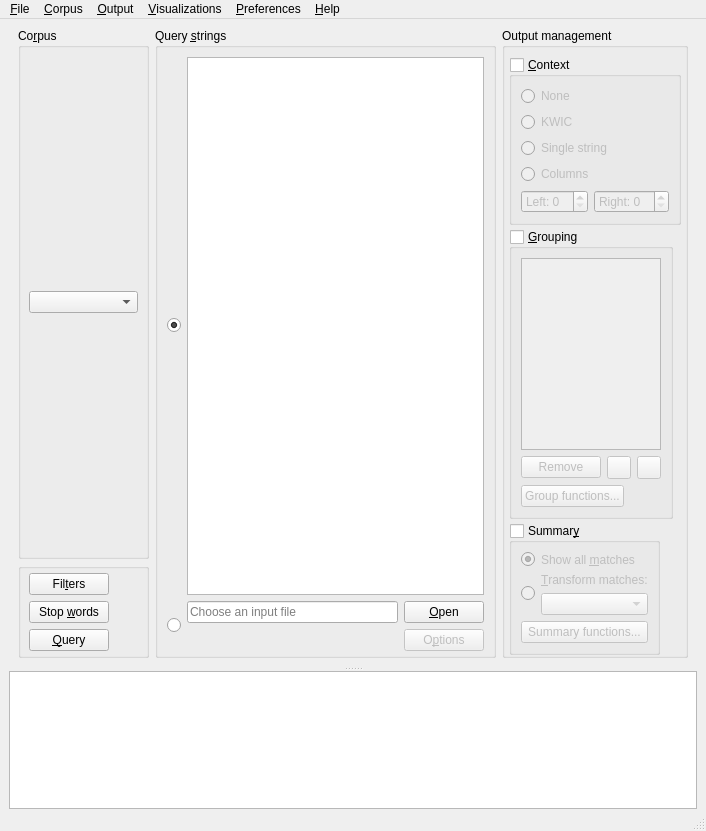
Before: the Qt Designer form coquery/gui/ui/coquery.ui in gkunter/coquery, drawn with Qt 5.
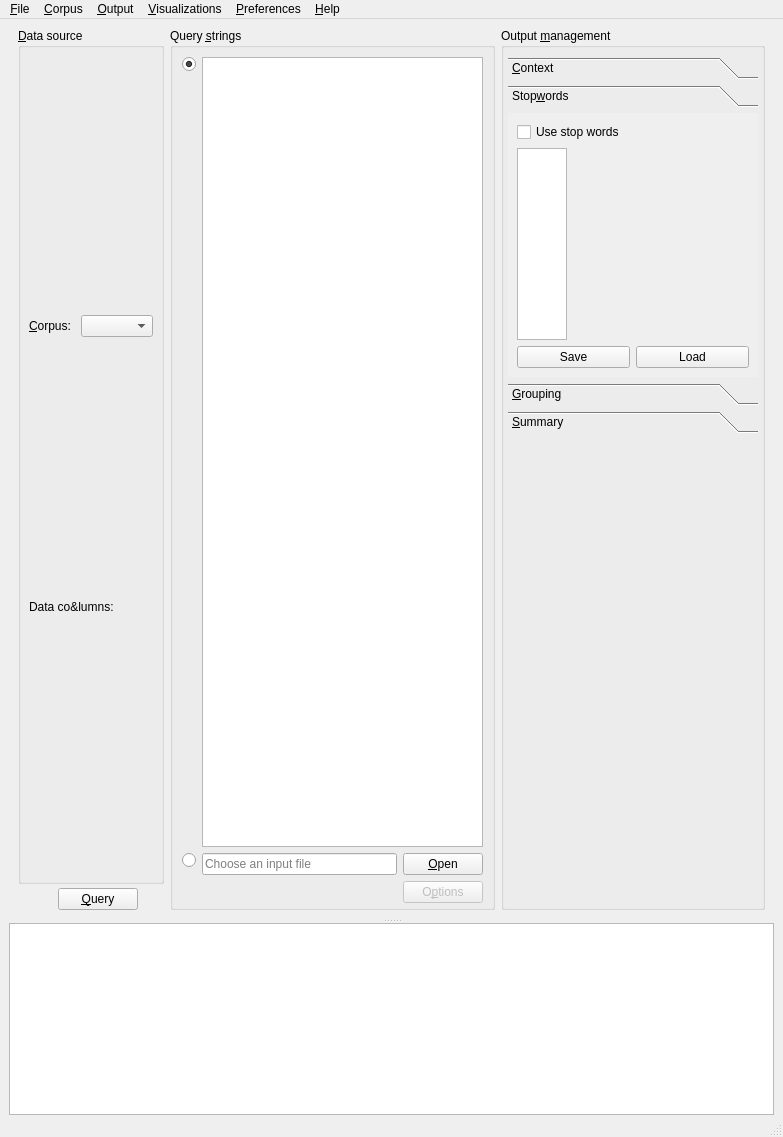
After: the same form once the commit is applied. The open tabs and pages were chosen to show the change. Icons and pictures are not drawn. Custom widgets are drawn as their Qt base class.

Commit message: Use tool box for data management boxes

```diff
--- a/coquery/gui/ui/coquery.ui
+++ b/coquery/gui/ui/coquery.ui
@@ -6,8 +6,8 @@
    <rect>
     <x>0</x>
     <y>0</y>
-    <width>706</width>
-    <height>831</height>
+    <width>783</width>
+    <height>1137</height>
    </rect>
   </property>
   <property name="windowTitle">
@@ -48,9 +48,9 @@
              </sizepolicy>
             </property>
             <property name="title">
-             <string>Co&amp;rpus</string>
+             <string>&amp;Data source</string>
             </property>
-            <layout class="QVBoxLayout" name="output_columns" stretch="0">
+            <layout class="QVBoxLayout" name="output_columns" stretch="0,0">
              <property name="spacing">
               <number>0</number>
              </property>
@@ -66,10 +66,31 @@
              <property name="bottomMargin">
               <number>4</number>
              </property>
+             <item>
+              <layout class="QHBoxLayout" name="horizontalLayout_2">
+               <property name="spacing">
+                <number>10</number>
+               </property>
+               <item>
+                <widget class="QLabel" name="label_2">
+                 <property name="sizePolicy">
+                  <sizepolicy hsizetype="Minimum" vsizetype="Preferred">
+                   <horstretch>0</horstretch>
+                   <verstretch>0</verstretch>
+                  </sizepolicy>
+                 </property>
+                 <property name="text">
+                  <string>&amp;Corpus:</string>
+                 </property>
+                 <property name="buddy">
+                  <cstring>combo_corpus</cstring>
+                 </property>
+                </widget>
+               </item>
              <item>
               <widget class="QComboBox" name="combo_corpus">
                <property name="sizePolicy">
-                <sizepolicy hsizetype="Preferred" vsizetype="Fixed">
+                  <sizepolicy hsizetype="MinimumExpanding" vsizetype="Fixed">
                  <horstretch>0</horstretch>
                  <verstretch>0</verstretch>
                 </sizepolicy>
@@ -92,42 +113,52 @@
               </widget>
              </item>
             </layout>
-           </widget>
-          </item>
+             </item>
+             <item>
+              <widget class="QLabel" name="label_data_columns">
+               <property name="sizePolicy">
+                <sizepolicy hsizetype="Minimum" vsizetype="Fixed">
+                 <horstretch>0</horstretch>
+                 <verstretch>0</verstretch>
+                </sizepolicy>
+               </property>
+               <property name="text">
+                <string>Data co&amp;lumns:</string>
+               </property>
+              </widget>
+             </item>
+            </layout>
+           </widget>
+          </item>
           <item>
-           <widget class="QGroupBox" name="groupBox_buttons">
+           <widget class="QFrame" name="frame_buttons">
             <property name="sizePolicy">
              <sizepolicy hsizetype="Preferred" vsizetype="Fixed">
               <horstretch>0</horstretch>
               <verstretch>0</verstretch>
              </sizepolicy>
             </property>
-            <layout class="QGridLayout" name="box_buttons">
-             <property name="sizeConstraint">
-              <enum>QLayout::SetDefaultConstraint</enum>
+            <layout class="QHBoxLayout" name="horizontalLayout_7">
+             <property name="margin">
+              <number>0</number>
              </property>
-             <property name="leftMargin">
-              <number>8</number>
-             </property>
-             <property name="topMargin">
-              <number>4</number>
-             </property>
-             <property name="rightMargin">
-              <number>5</number>
-             </property>
-             <property name="bottomMargin">
-              <number>4</number>
-             </property>
-             <property name="horizontalSpacing">
-              <number>8</number>
-             </property>
-             <property name="verticalSpacing">
-              <number>-1</number>
-             </property>
-             <item row="3" column="0">
+             <item>
+              <spacer name="horizontalSpacer_3">
+               <property name="orientation">
+                <enum>Qt::Horizontal</enum>
+               </property>
+               <property name="sizeHint" stdset="0">
+                <size>
+                 <width>40</width>
+                 <height>20</height>
+                </size>
+               </property>
+              </spacer>
+             </item>
+             <item>
               <widget class="QPushButton" name="button_run_query">
                <property name="sizePolicy">
-                <sizepolicy hsizetype="MinimumExpanding" vsizetype="Fixed">
+                <sizepolicy hsizetype="Minimum" vsizetype="Fixed">
                  <horstretch>0</horstretch>
                  <verstretch>0</verstretch>
                 </sizepolicy>
@@ -137,49 +168,7 @@
                </property>
               </widget>
              </item>
-             <item row="1" column="0">
-              <widget class="QPushButton" name="button_filters">
-               <property name="text">
-                <string>Fil&amp;ters</string>
-               </property>
-              </widget>
-             </item>
-             <item row="3" column="1">
-              <layout class="QHBoxLayout" name="query_layout"/>
-             </item>
-             <item row="0" column="1">
-              <spacer name="horizontalSpacer_6">
-               <property name="orientation">
-                <enum>Qt::Horizontal</enum>
-               </property>
-               <property name="sizeHint" stdset="0">
-                <size>
-                 <width>32</width>
-                 <height>0</height>
-                </size>
-               </property>
-              </spacer>
-             </item>
-             <item row="2" column="0">
-              <widget class="QPushButton" name="button_stopwords">
-               <property name="sizePolicy">
-                <sizepolicy hsizetype="Minimum" vsizetype="Fixed">
-                 <horstretch>0</horstretch>
-                 <verstretch>0</verstretch>
-                </sizepolicy>
-               </property>
-               <property name="text">
-                <string>Stop &amp;words</string>
-               </property>
-              </widget>
-             </item>
-             <item row="2" column="1">
-              <layout class="QHBoxLayout" name="stopword_layout"/>
-             </item>
-             <item row="1" column="1">
-              <layout class="QHBoxLayout" name="filter_layout"/>
-             </item>
-             <item row="3" column="2">
+             <item>
               <spacer name="horizontalSpacer">
                <property name="orientation">
                 <enum>Qt::Horizontal</enum>
@@ -209,7 +198,7 @@
            <property name="bottomMargin">
             <number>4</number>
            </property>
-           <item row="0" column="0">
+           <item row="0" column="0" alignment="Qt::AlignTop">
             <widget class="QRadioButton" name="radio_query_string">
              <property name="text">
               <string/>
@@ -222,14 +211,14 @@
            <item row="0" column="1">
             <widget class="CoqTextEdit" name="edit_query_string">
              <property name="sizePolicy">
-              <sizepolicy hsizetype="Preferred" vsizetype="Expanding">
+              <sizepolicy hsizetype="Expanding" vsizetype="Expanding">
                <horstretch>0</horstretch>
                <verstretch>0</verstretch>
               </sizepolicy>
              </property>
             </widget>
            </item>
-           <item row="1" column="0">
+           <item row="1" column="0" alignment="Qt::AlignTop">
             <widget class="QRadioButton" name="radio_query_file">
              <property name="text">
               <string/>
@@ -300,9 +289,9 @@
         <item>
          <widget class="QGroupBox" name="groupBox">
           <property name="title">
-           <string>Output management</string>
+           <string>Output &amp;management</string>
           </property>
-          <layout class="QVBoxLayout" name="box_functions">
+          <layout class="QVBoxLayout" name="box_functions" stretch="0,1">
            <property name="spacing">
             <number>4</number>
            </property>
@@ -316,23 +305,35 @@
             <number>0</number>
            </property>
            <item>
-            <widget class="CoqGroupBox" name="group_context">
+            <widget class="QToolBox" name="toolBox">
              <property name="sizePolicy">
-              <sizepolicy hsizetype="Fixed" vsizetype="Fixed">
+              <sizepolicy hsizetype="Fixed" vsizetype="Preferred">
                <horstretch>0</horstretch>
                <verstretch>0</verstretch>
               </sizepolicy>
              </property>
-             <property name="title">
+             <property name="minimumSize">
+              <size>
+               <width>250</width>
+               <height>0</height>
+              </size>
+             </property>
+             <property name="currentIndex">
+              <number>3</number>
+             </property>
+             <widget class="QWidget" name="page">
+              <property name="geometry">
+               <rect>
+                <x>0</x>
+                <y>0</y>
+                <width>223</width>
+                <height>141</height>
+               </rect>
+              </property>
+              <attribute name="label">
               <string>&amp;Context</string>
-             </property>
-             <property name="checkable">
-              <bool>true</bool>
-             </property>
-             <property name="checked">
-              <bool>false</bool>
-             </property>
-             <layout class="QVBoxLayout" name="verticalLayout_8">
+              </attribute>
+              <layout class="QVBoxLayout" name="verticalLayout_2">
               <item>
                <layout class="QVBoxLayout" name="verticalLayout_10">
                 <item>
@@ -422,27 +423,143 @@
                 </item>
                </layout>
               </item>
-             </layout>
-            </widget>
+               <item>
+                <spacer name="verticalSpacer_2">
+                 <property name="orientation">
+                  <enum>Qt::Vertical</enum>
+                 </property>
+                 <property name="sizeHint" stdset="0">
+                  <size>
+                   <width>20</width>
+                   <height>40</height>
+                  </size>
+                 </property>
+                </spacer>
+               </item>
+              </layout>
+             </widget>
+             <widget class="QWidget" name="page_2">
+              <property name="geometry">
+               <rect>
+                <x>0</x>
+                <y>0</y>
+                <width>240</width>
+                <height>301</height>
+               </rect>
+              </property>
+              <attribute name="label">
+               <string>Stop&amp;words</string>
+              </attribute>
+              <layout class="QVBoxLayout" name="verticalLayout_3">
+               <item>
+                <widget class="QCheckBox" name="checkBox">
+                 <property name="sizePolicy">
+                  <sizepolicy hsizetype="Preferred" vsizetype="Fixed">
+                   <horstretch>0</horstretch>
+                   <verstretch>0</verstretch>
+                  </sizepolicy>
+                 </property>
+                 <property name="text">
+                  <string>Use stop words</string>
+                 </property>
+                </widget>
            </item>
            <item>
-            <widget class="CoqGroupBox" name="group_groups">
+                <widget class="QListWidget" name="list_stopwords">
              <property name="sizePolicy">
-              <sizepolicy hsizetype="Fixed" vsizetype="Fixed">
+                  <sizepolicy hsizetype="Preferred" vsizetype="Preferred">
                <horstretch>0</horstretch>
                <verstretch>0</verstretch>
               </sizepolicy>
              </property>
-             <property name="title">
+                 <property name="maximumSize">
+                  <size>
+                   <width>50</width>
+                   <height>16777215</height>
+                  </size>
+                 </property>
+                 <property name="alternatingRowColors">
+                  <bool>true</bool>
+                 </property>
+                 <property name="selectionMode">
+                  <enum>QAbstractItemView::ExtendedSelection</enum>
+                 </property>
+                 <property name="flow">
+                  <enum>QListView::TopToBottom</enum>
+                 </property>
+                 <property name="isWrapping" stdset="0">
+                  <bool>true</bool>
+                 </property>
+                 <property name="resizeMode">
+                  <enum>QListView::Adjust</enum>
+                 </property>
+                 <property name="spacing">
+                  <number>10</number>
+                 </property>
+                 <property name="viewMode">
+                  <enum>QListView::IconMode</enum>
+                 </property>
+                 <property name="wordWrap">
+                  <bool>true</bool>
+                 </property>
+                 <property name="selectionRectVisible">
+                  <bool>true</bool>
+                 </property>
+                </widget>
+               </item>
+               <item>
+                <layout class="QHBoxLayout" name="layout_stopword_buttons">
+                 <property name="sizeConstraint">
+                  <enum>QLayout::SetMinimumSize</enum>
+                 </property>
+                 <item>
+                  <widget class="QPushButton" name="pushButton">
+                   <property name="sizePolicy">
+                    <sizepolicy hsizetype="Preferred" vsizetype="Fixed">
+                     <horstretch>0</horstretch>
+                     <verstretch>0</verstretch>
+                    </sizepolicy>
+                   </property>
+                   <property name="text">
+                    <string>Save</string>
+                   </property>
+                  </widget>
+                 </item>
+                 <item>
+                  <widget class="QPushButton" name="pushButton_2">
+                   <property name="sizePolicy">
+                    <sizepolicy hsizetype="Preferred" vsizetype="Fixed">
+                     <horstretch>0</horstretch>
+                     <verstretch>0</verstretch>
+                    </sizepolicy>
+                   </property>
+                   <property name="text">
+                    <string>Load</string>
+                   </property>
+                  </widget>
+                 </item>
+                </layout>
+               </item>
+               <item>
+                <spacer name="verticalSpacer_3">
+                 <property name="orientation">
+                  <enum>Qt::Vertical</enum>
+                 </property>
+                 <property name="sizeHint" stdset="0">
+                  <size>
+                   <width>20</width>
+                   <height>0</height>
+                  </size>
+                 </property>
+                </spacer>
+               </item>
+              </layout>
+             </widget>
+             <widget class="QWidget" name="page_3">
+              <attribute name="label">
               <string>&amp;Grouping</string>
-             </property>
-             <property name="checkable">
-              <bool>true</bool>
-             </property>
-             <property name="checked">
-              <bool>false</bool>
-             </property>
-             <layout class="QVBoxLayout" name="verticalLayout_11">
+              </attribute>
+              <layout class="QVBoxLayout" name="verticalLayout_5">
               <item>
                <widget class="CoqListWidget" name="list_group_columns">
                 <property name="sizePolicy">
@@ -453,16 +570,16 @@
                 </property>
                 <property name="maximumSize">
                  <size>
-                  <width>200</width>
+                   <width>50</width>
                   <height>16777215</height>
                  </size>
                 </property>
                </widget>
               </item>
               <item>
-               <layout class="QHBoxLayout" name="horizontalLayout_6">
+                <layout class="QHBoxLayout" name="layout_group_columns_2">
                 <property name="sizeConstraint">
-                 <enum>QLayout::SetFixedSize</enum>
+                  <enum>QLayout::SetMinimumSize</enum>
                 </property>
                 <item>
                  <widget class="QPushButton" name="button_remove_group">
@@ -490,7 +607,7 @@
               <item>
                <widget class="QPushButton" name="button_add_group_function">
                 <property name="sizePolicy">
-                 <sizepolicy hsizetype="Fixed" vsizetype="Fixed">
+                  <sizepolicy hsizetype="Minimum" vsizetype="Fixed">
                   <horstretch>0</horstretch>
                   <verstretch>0</verstretch>
                  </sizepolicy>
@@ -500,48 +617,28 @@
                 </property>
                </widget>
               </item>
-             </layout>
-            </widget>
-           </item>
-           <item>
-            <widget class="CoqGroupBox" name="group_manager">
-             <property name="sizePolicy">
-              <sizepolicy hsizetype="Fixed" vsizetype="Fixed">
-               <horstretch>0</horstretch>
-               <verstretch>0</verstretch>
-              </sizepolicy>
-             </property>
-             <property name="title">
-              <string>Summar&amp;y</string>
-             </property>
-             <property name="checkable">
-              <bool>true</bool>
-             </property>
-             <property name="checked">
-              <bool>false</bool>
-             </property>
-             <layout class="QVBoxLayout" name="verticalLayout_12">
+               <item>
+                <spacer name="verticalSpacer_5">
+                 <property name="orientation">
+                  <enum>Qt::Vertical</enum>
+                 </property>
+                 <property name="sizeHint" stdset="0">
+                  <size>
+                   <width>20</width>
+                   <height>0</height>
+                  </size>
+                 </property>
+                </spacer>
+               </item>
+              </layout>
+             </widget>
+             <widget class="QWidget" name="page_4">
+              <attribute name="label">
+               <string>&amp;Summary</string>
+              </attribute>
+              <layout class="QVBoxLayout" name="verticalLayout_6">
               <item>
                <layout class="QGridLayout" name="layout_summary">
-                <item row="0" column="0">
-                 <widget class="QRadioButton" name="radio_no_summary">
-                  <property name="sizePolicy">
-                   <sizepolicy hsizetype="Maximum" vsizetype="Fixed">
-                    <horstretch>0</horstretch>
-                    <verstretch>0</verstretch>
-                   </sizepolicy>
-                  </property>
-                  <property name="toolTip">
-                   <string>&lt;html&gt;&lt;head/&gt;&lt;body&gt;&lt;p&gt;&lt;span style=&quot; font-weight:600;&quot;&gt;Do not aggregate the query results.&lt;/span&gt;&lt;/p&gt;&lt;p&gt;Every token that matches the query string is listed in the 'Query results' table. &lt;/p&gt;&lt;/body&gt;&lt;/html&gt;</string>
-                  </property>
-                  <property name="text">
-                   <string/>
-                  </property>
-                  <property name="checked">
-                   <bool>true</bool>
-                  </property>
-                 </widget>
-                </item>
                 <item row="0" column="1">
                  <widget class="QLabel" name="label_5">
                   <property name="text">
@@ -552,10 +649,10 @@
                   </property>
                  </widget>
                 </item>
-                <item row="1" column="0">
-                 <widget class="QRadioButton" name="radio_summary">
+                 <item row="0" column="0" alignment="Qt::AlignTop">
+                  <widget class="QRadioButton" name="radio_no_summary">
                   <property name="sizePolicy">
-                   <sizepolicy hsizetype="Maximum" vsizetype="Fixed">
+                    <sizepolicy hsizetype="Fixed" vsizetype="Fixed">
                     <horstretch>0</horstretch>
                     <verstretch>0</verstretch>
                    </sizepolicy>
@@ -584,9 +681,14 @@
                    </widget>
                   </item>
                   <item>
-                   <widget class="QComboBox" name="combo_summary">
+                    <widget class="QComboBox" name="combo_summary_2"/>
+                   </item>
+                  </layout>
+                 </item>
+                 <item row="1" column="0" alignment="Qt::AlignTop">
+                  <widget class="QRadioButton" name="radio_summary">
                     <property name="sizePolicy">
-                     <sizepolicy hsizetype="Minimum" vsizetype="Fixed">
+                    <sizepolicy hsizetype="Fixed" vsizetype="Fixed">
                       <horstretch>0</horstretch>
                       <verstretch>0</verstretch>
                      </sizepolicy>
@@ -595,22 +697,35 @@
                   </item>
                  </layout>
                 </item>
-               </layout>
+               <item>
+                <widget class="QPushButton" name="button_filters">
+                 <property name="text">
+                  <string>Summary fil&amp;ters...</string>
+                 </property>
+                </widget>
               </item>
               <item>
                <widget class="QPushButton" name="button_add_summary_function">
-                <property name="sizePolicy">
-                 <sizepolicy hsizetype="Preferred" vsizetype="Fixed">
-                  <horstretch>0</horstretch>
-                  <verstretch>0</verstretch>
-                 </sizepolicy>
-                </property>
                 <property name="text">
                  <string>Summary functions...</string>
                 </property>
                </widget>
               </item>
-             </layout>
+               <item>
+                <spacer name="verticalSpacer_4">
+                 <property name="orientation">
+                  <enum>Qt::Vertical</enum>
+                 </property>
+                 <property name="sizeHint" stdset="0">
+                  <size>
+                   <width>20</width>
+                   <height>40</height>
+                  </size>
+                 </property>
+                </spacer>
+               </item>
+              </layout>
+             </widget>
             </widget>
            </item>
            <item>
@@ -675,7 +790,7 @@
     <rect>
      <x>0</x>
      <y>0</y>
-     <width>706</width>
+     <width>783</width>
      <height>23</height>
     </rect>
    </property>
@@ -1139,12 +1254,6 @@
    <extends>QTextEdit</extends>
    <header location="global">..classes</header>
   </customwidget>
-  <customwidget>
-   <class>CoqGroupBox</class>
-   <extends>QGroupBox</extends>
-   <header location="global">..classes</header>
-   <container>1</container>
-  </customwidget>
  </customwidgets>
  <resources/>
  <connections/>
```
Left out of the diff: 54 changed lines with no effect on the pictures. Lines whose indentation alone changed are shown as unchanged. The commit also changes 1 other file.
